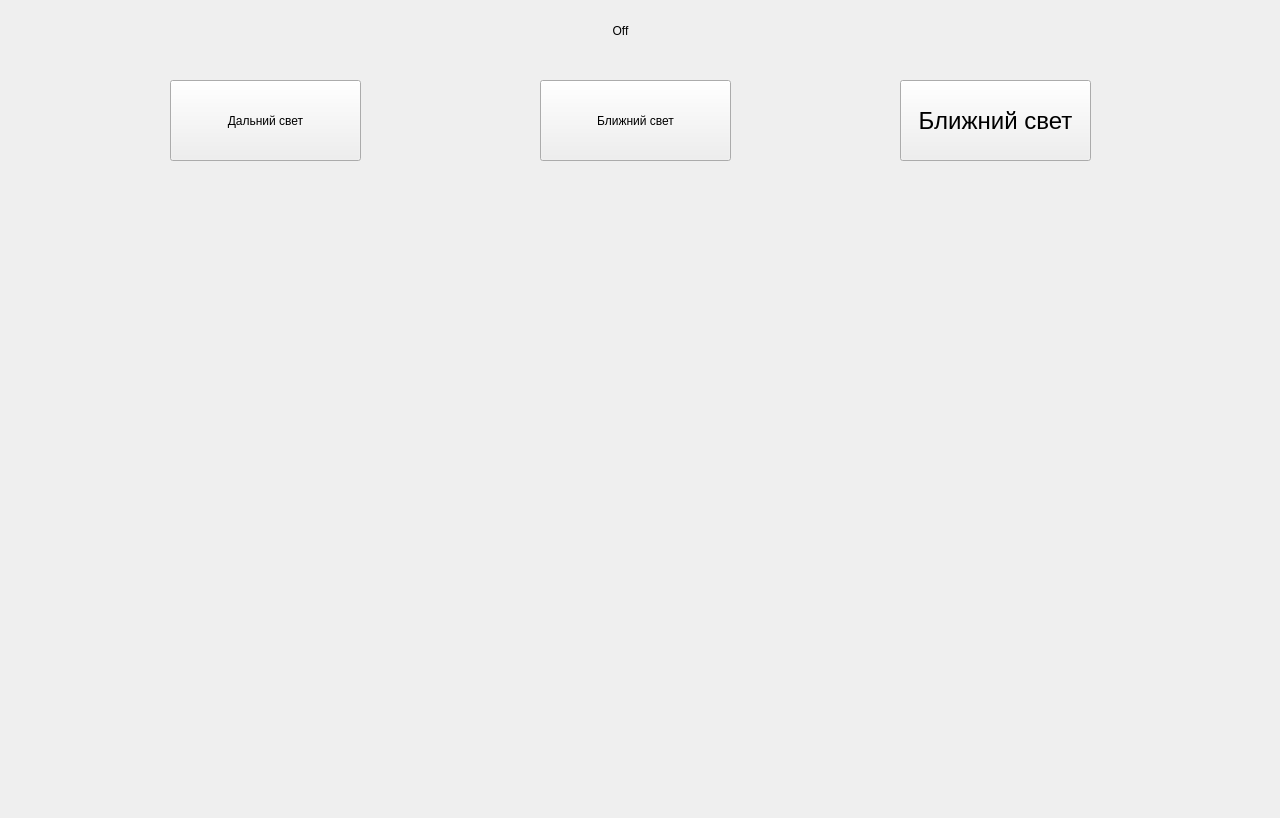
Qt form src/Form/MainForm/MainForm.ui (ivanmalyi/SmartPi) before a commit.
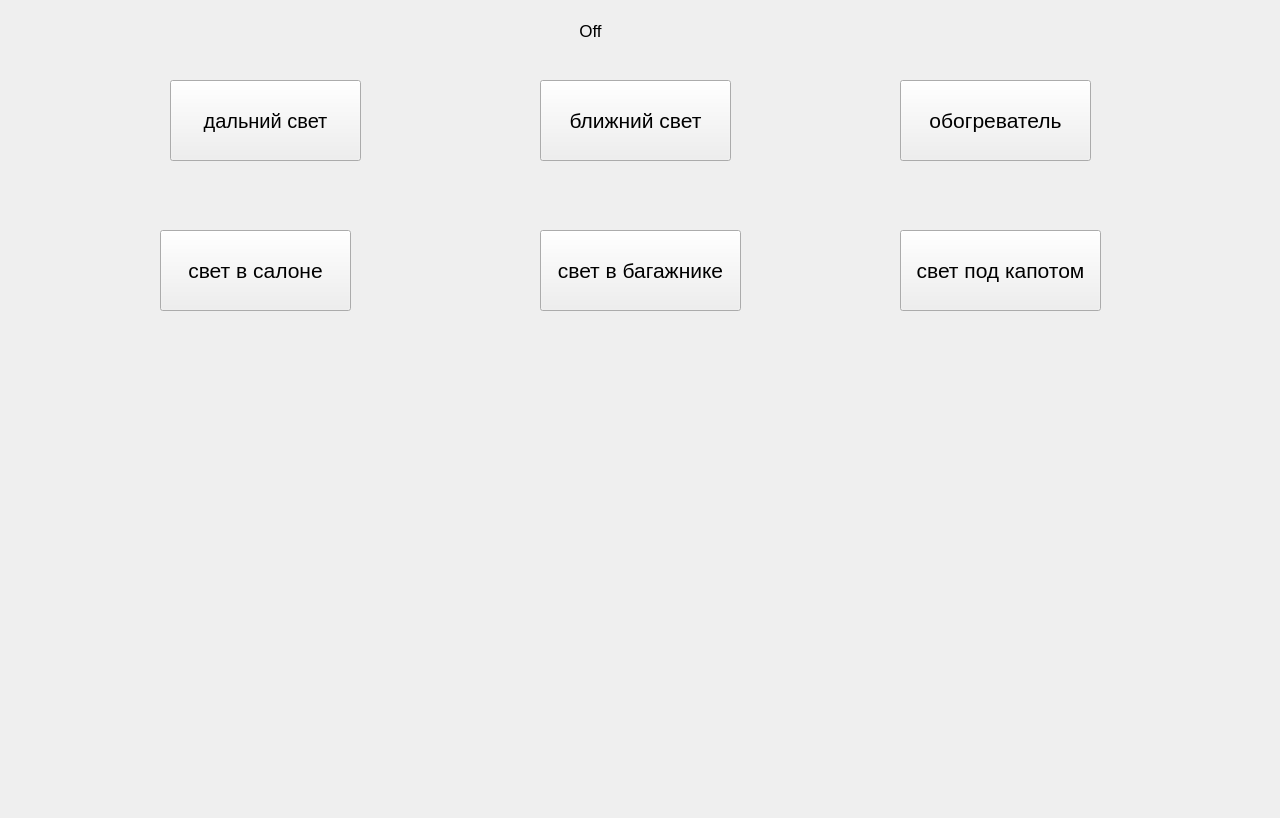
The same form after that commit. Icons and pictures are not drawn.

Diff of the .ui file:
```diff
--- a/src/Form/MainForm/MainForm.ui
+++ b/src/Form/MainForm/MainForm.ui
@@ -31,11 +31,26 @@
      <height>81</height>
     </rect>
    </property>
+   <property name="font">
+    <font>
+     <pointsize>15</pointsize>
+    </font>
+   </property>
    <property name="autoFillBackground">
     <bool>false</bool>
    </property>
    <property name="text">
-    <string>Дальний свет</string>
+    <string>дальний свет</string>
+   </property>
+   <property name="icon">
+    <iconset>
+     <normaloff>../../../files/img/lightbulb.png</normaloff>../../../files/img/lightbulb.png</iconset>
+   </property>
+   <property name="checkable">
+    <bool>true</bool>
+   </property>
+   <property name="autoExclusive">
+    <bool>false</bool>
    </property>
   </widget>
   <widget class="QPushButton" name="pushButton_lowLight">
@@ -47,19 +62,29 @@
      <height>81</height>
     </rect>
    </property>
+   <property name="font">
+    <font>
+     <pointsize>16</pointsize>
+    </font>
+   </property>
    <property name="text">
-    <string>Ближний свет</string>
+    <string>ближний свет</string>
    </property>
   </widget>
   <widget class="QLabel" name="label">
    <property name="geometry">
     <rect>
-     <x>540</x>
+     <x>220</x>
      <y>10</y>
-     <width>161</width>
+     <width>741</width>
      <height>41</height>
     </rect>
    </property>
+   <property name="font">
+    <font>
+     <pointsize>13</pointsize>
+    </font>
+   </property>
    <property name="text">
     <string>Off</string>
    </property>
@@ -78,7 +103,7 @@
    </property>
    <property name="font">
     <font>
-     <pointsize>18</pointsize>
+     <pointsize>16</pointsize>
      <weight>50</weight>
      <italic>false</italic>
      <bold>false</bold>
@@ -87,7 +112,61 @@
     </font>
    </property>
    <property name="text">
-    <string>Ближний свет</string>
+    <string>обогреватель</string>
+   </property>
+  </widget>
+  <widget class="QPushButton" name="pushButton_saloneLight">
+   <property name="geometry">
+    <rect>
+     <x>160</x>
+     <y>230</y>
+     <width>191</width>
+     <height>81</height>
+    </rect>
+   </property>
+   <property name="font">
+    <font>
+     <pointsize>16</pointsize>
+    </font>
+   </property>
+   <property name="text">
+    <string>свет в салоне</string>
+   </property>
+  </widget>
+  <widget class="QPushButton" name="pushButton_backLight">
+   <property name="geometry">
+    <rect>
+     <x>540</x>
+     <y>230</y>
+     <width>201</width>
+     <height>81</height>
+    </rect>
+   </property>
+   <property name="font">
+    <font>
+     <pointsize>16</pointsize>
+    </font>
+   </property>
+   <property name="text">
+    <string>свет в багажнике</string>
+   </property>
+  </widget>
+  <widget class="QPushButton" name="pushButton_engineLight">
+   <property name="geometry">
+    <rect>
+     <x>900</x>
+     <y>230</y>
+     <width>201</width>
+     <height>81</height>
+    </rect>
+   </property>
+   <property name="font">
+    <font>
+     <pointsize>16</pointsize>
+    </font>
+   </property>
+   <property name="text">
+    <string>свет под капотом</string>
    </property>
   </widget>
  </widget>
```
Left out of the diff: 2 changed lines with no effect on the pictures.
